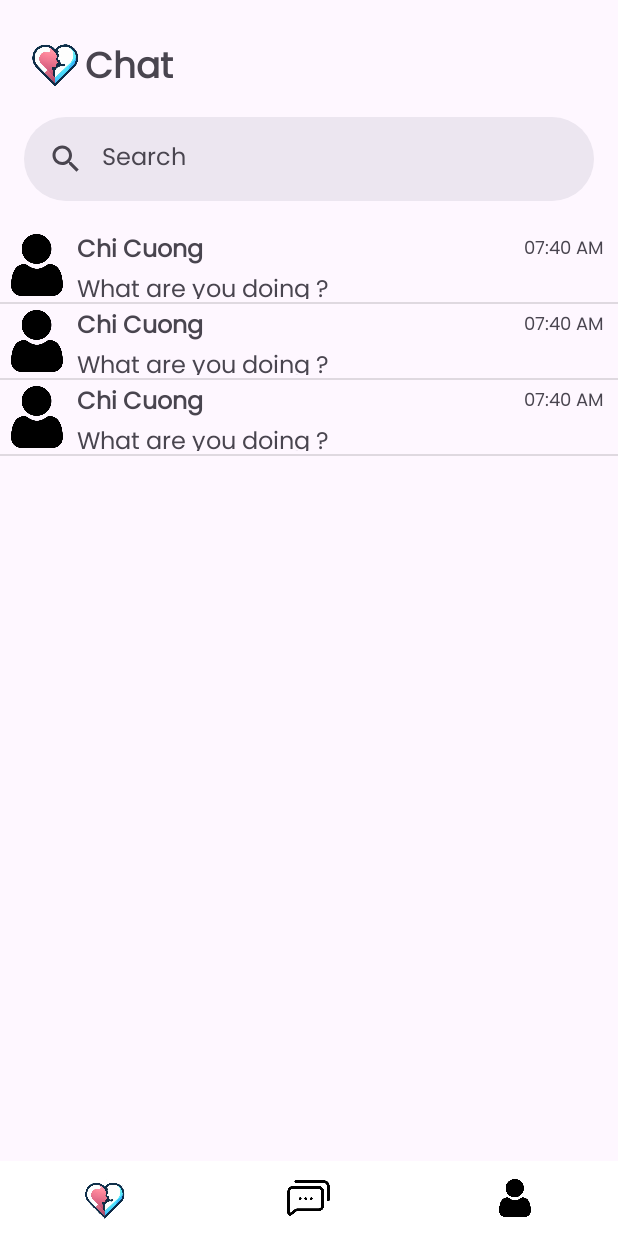
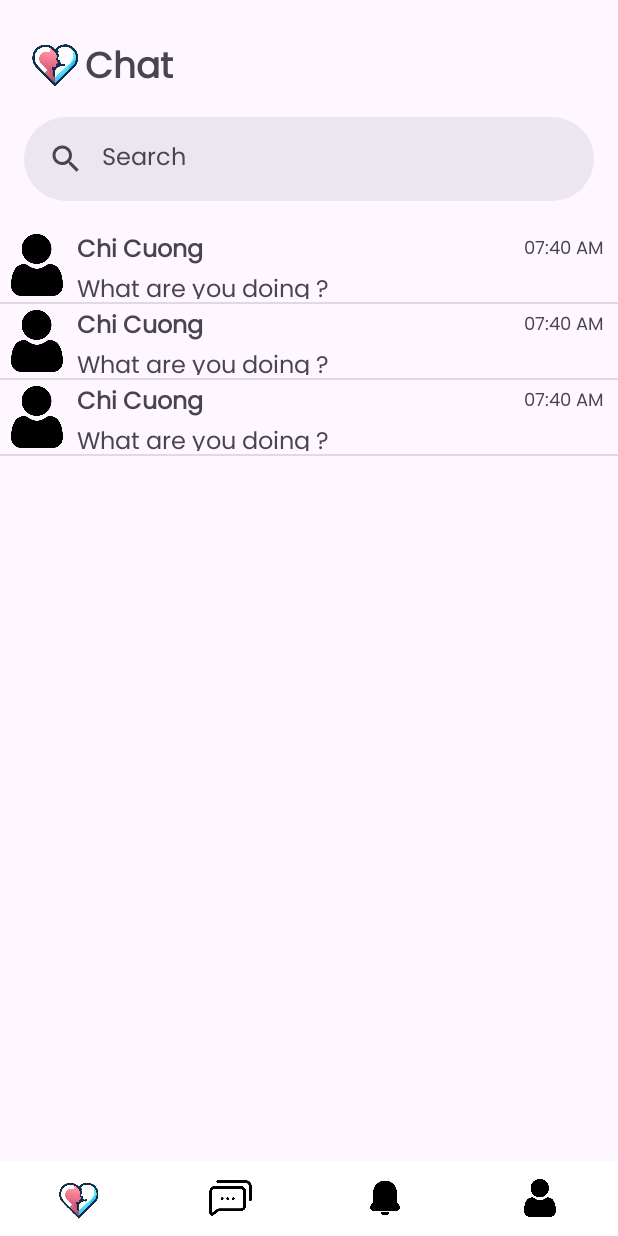
Before and after one commit to cngpc43/Android-Dating-App, an Android app: the chat_home_page screen opened directly, with no data from a screen before it, on a phone screen of 412 x 824 dp. Run offline under Robolectric (Android 15) with nearby library versions, the light colour scheme and no system bars; our stand-ins replace Firebase (no records; nobody signed in at launch, a user with empty details on screens opened directly), sdp/ssp sizes.

Commit message:
add notification item

```diff
--- a/app/src/main/res/layout/navigation_bar.xml
+++ b/app/src/main/res/layout/navigation_bar.xml
@@ -8,7 +8,8 @@
     android:id="@+id/bottomBar"
     android:background="@color/white"
     app:layout_constraintBottom_toBottomOf="parent"
-    >
+    app:layout_constraintLeft_toLeftOf="parent"
+    app:layout_constraintRight_toRightOf="parent">
 
     <FrameLayout
         android:layout_width="0dp"
@@ -39,6 +40,20 @@
     </FrameLayout>
 
     <FrameLayout
+        android:id="@+id/notification"
+        android:layout_width="0dp"
+        android:layout_height="@dimen/_50sdp"
+        android:layout_weight="1">
+
+        <ImageView
+            android:layout_width="28dp"
+            android:layout_height="25dp"
+            android:layout_gravity="center|center_vertical"
+            android:src="@drawable/notification"
+            />
+    </FrameLayout>
+
+    <FrameLayout
         android:id="@+id/user"
         android:layout_width="0dp"
         android:layout_height="@dimen/_50sdp"
```
